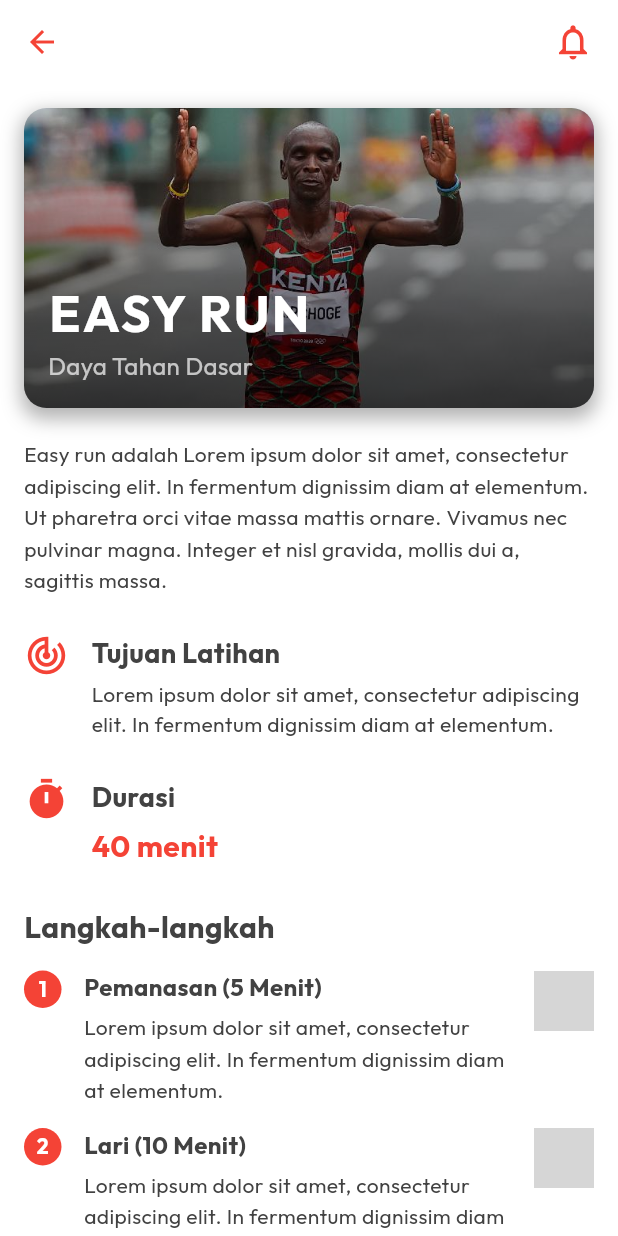
After one commit to aansyawaluddin/Run_Mates, a Flutter app: the ProgramDetailPage screen opened directly, on a phone screen of 412 x 824 dp. The commit adds this screen. Run offline on Flutter 3.47's test engine with Material 3 defaults, Android fonts, the phone set to English and light mode, and no system bars; our stand-ins replace confetti, flutter_local_notifications, font_awesome_flutter, google_fonts, numberpicker, permission_handler; grey boxes are pictures that could not be loaded.

Commit message:
page detail program day

```diff
--- a/lib/page/login/signUp.dart
+++ b/lib/page/login/signUp.dart
@@ -52,8 +52,6 @@ class SignUp extends StatelessWidget {
                           color: Colors.black,
                           fontSize: 40,
                           fontWeight: FontWeight.bold,
-                          // Menggunakan font yang sama dengan desain jika Fugaz One diterapkan di sana
-                          fontFamily: GoogleFonts.fugazOne().fontFamily,
                         ),
                       ),
                     ),
--- /dev/null
+++ b/lib/page/main/detailProgram.dart
@@ -0,0 +1,337 @@
+import 'package:flutter/material.dart';
+
+class ProgramDetailPage extends StatelessWidget {
+  const ProgramDetailPage({super.key});
+
+  @override
+  Widget build(BuildContext context) {
+    const Color primaryRed = Color(0xFFF44336);
+    const Color darkGrey = Color(0xFF424242);
+
+    return Scaffold(
+      backgroundColor: Colors.white,
+      appBar: AppBar(
+        backgroundColor: Colors.white,
+        elevation: 0,
+        leading: IconButton(
+          icon: const Icon(Icons.arrow_back, color: primaryRed),
+          onPressed: () {
+            Navigator.pop(context);
+          },
+        ),
+        title: const Text(
+          '', // Judul AppBar kosong sesuai desain
+          style: TextStyle(color: primaryRed),
+        ),
+        centerTitle: true,
+        actions: const [
+          Padding(
+            padding: EdgeInsets.only(right: 16.0),
+            child: Icon(Icons.notifications_none, color: primaryRed, size: 28),
+          ),
+        ],
+      ),
+      body: SingleChildScrollView(
+        padding: const EdgeInsets.all(16.0),
+        child: Column(
+          crossAxisAlignment: CrossAxisAlignment.start,
+          children: [
+            // --- Bagian Gambar Header ---
+            Container(
+              height: 200,
+              width: double.infinity,
+              decoration: BoxDecoration(
+                borderRadius: BorderRadius.circular(15),
+                boxShadow: [
+                  BoxShadow(
+                    color: Colors.black.withOpacity(0.3),
+                    spreadRadius: 2,
+                    blurRadius: 10,
+                    offset: const Offset(0, 5),
+                  ),
+                ],
+              ),
+              child: ClipRRect(
+                borderRadius: BorderRadius.circular(15),
+                child: Stack(
+                  children: [
+                    Image.asset(
+                      'assets/images/detail.jpg',
+                      fit: BoxFit.cover,
+                      width: double.infinity,
+                      height: double.infinity,
+                      errorBuilder: (context, error, stackTrace) {
+                        return Container(
+                          color: Colors.grey,
+                          child: const Center(
+                            child: Text(
+                              "Gambar Tidak Ditemukan",
+                              style: TextStyle(color: Colors.white),
+                            ),
+                          ),
+                        );
+                      },
+                    ),
+                    Container(
+                      decoration: BoxDecoration(
+                        gradient: LinearGradient(
+                          begin: Alignment.topCenter,
+                          end: Alignment.bottomCenter,
+                          colors: [
+                            Colors.black.withOpacity(0.1),
+                            Colors.black.withOpacity(0.7),
+                          ],
+                        ),
+                      ),
+                    ),
+                    const Padding(
+                      padding: EdgeInsets.all(16.0),
+                      child: Column(
+                        mainAxisAlignment: MainAxisAlignment.end,
+                        crossAxisAlignment: CrossAxisAlignment.start,
+                        children: [
+                          Text(
+                            'EASY RUN',
+                            style: TextStyle(
+                              color: Colors.white,
+                              fontSize: 34,
+                              fontWeight: FontWeight.bold,
+                              letterSpacing: 1.5,
+                            ),
+                          ),
+                          Text(
+                            'Daya Tahan Dasar',
+                            style: TextStyle(
+                              color: Colors.white70,
+                              fontSize: 16,
+                            ),
+                          ),
+                        ],
+                      ),
+                    ),
+                  ],
+                ),
+              ),
+            ),
+            const SizedBox(height: 20),
+
+            // --- Deskripsi Latihan ---
+            Text(
+              'Easy run adalah Lorem ipsum dolor sit amet, consectetur adipiscing elit. In fermentum dignissim diam at elementum. Ut pharetra orci vitae massa mattis ornare. Vivamus nec pulvinar magna. Integer et nisl gravida, mollis dui a, sagittis massa.',
+              style: TextStyle(color: darkGrey, fontSize: 14, height: 1.5),
+            ),
+            const SizedBox(height: 25),
+
+            // --- Tujuan Latihan ---
+            _buildInfoSection(
+              icon: Icons.track_changes, // Ikon target
+              title: 'Tujuan Latihan',
+              description:
+                  'Lorem ipsum dolor sit amet, consectetur adipiscing elit. In fermentum dignissim diam at elementum.',
+              iconColor: primaryRed,
+            ),
+            const SizedBox(height: 25),
+
+            // --- Durasi Latihan ---
+            _buildInfoSection(
+              icon: Icons.timer, // Ikon durasi
+              title: 'Durasi',
+              description: '40 menit',
+              isDuration: true, // Untuk styling khusus durasi
+              iconColor: primaryRed,
+              durationColor: primaryRed,
+            ),
+            const SizedBox(height: 25),
+
+            // --- Langkah-langkah Latihan ---
+            Text(
+              'Langkah-langkah',
+              style: TextStyle(
+                color: darkGrey,
+                fontSize: 20,
+                fontWeight: FontWeight.bold,
+              ),
+            ),
+            const SizedBox(height: 15),
+            _buildStepCard(
+              stepNumber: 1,
+              stepTitle: 'Pemanasan (5 Menit)',
+              stepDescription:
+                  'Lorem ipsum dolor sit amet, consectetur adipiscing elit. In fermentum dignissim diam at elementum.',
+              iconPath:
+                  'assets/icons/warmup_icon.png', // Ganti dengan path ikon pemanasan
+            ),
+            _buildStepCard(
+              stepNumber: 2,
+              stepTitle: 'Lari (10 Menit)',
+              stepDescription:
+                  'Lorem ipsum dolor sit amet, consectetur adipiscing elit. In fermentum dignissim diam at elementum.',
+              iconPath:
+                  'assets/icons/run_icon.png', // Ganti dengan path ikon lari
+            ),
+            _buildStepCard(
+              stepNumber: 3,
+              stepTitle: 'Pendinginan (10 Menit)',
+              stepDescription:
+                  'Lorem ipsum dolor sit amet, consectetur adipiscing elit. In fermentum dignissim diam at elementum.',
+              iconPath:
+                  'assets/icons/cooldown_icon.png', // Ganti dengan path ikon pendinginan
+            ),
+            const SizedBox(height: 30),
+
+            // --- Tombol Selesai ---
+            SizedBox(
+              width: double.infinity,
+              height: 60,
+              child: ElevatedButton(
+                onPressed: () {
+                  // Aksi saat tombol selesai ditekan
+                  print('Latihan selesai!');
+                  Navigator.pop(context); // Kembali atau ke halaman berikutnya
+                },
+                style: ElevatedButton.styleFrom(
+                  backgroundColor: primaryRed,
+                  shape: RoundedRectangleBorder(
+                    borderRadius: BorderRadius.circular(15),
+                  ),
+                  elevation: 5,
+                ),
+                child: const Text(
+                  'Selesai',
+                  style: TextStyle(
+                    color: Colors.white,
+                    fontSize: 20,
+                    fontWeight: FontWeight.bold,
+                  ),
+                ),
+              ),
+            ),
+            const SizedBox(
+              height: 20,
+            ), // Tambahkan ruang di bagian bawah tombol
+          ],
+        ),
+      ),
+    );
+  }
+
+  // Widget untuk bagian "Tujuan Latihan" dan "Durasi"
+  Widget _buildInfoSection({
+    required IconData icon,
+    required String title,
+    required String description,
+    required Color iconColor,
+    Color? durationColor,
+    bool isDuration = false,
+  }) {
+    const Color darkGrey = Color(0xFF424242);
+    return Row(
+      crossAxisAlignment: CrossAxisAlignment.start,
+      children: [
+        Icon(icon, color: iconColor, size: 30),
+        const SizedBox(width: 15),
+        Expanded(
+          child: Column(
+            crossAxisAlignment: CrossAxisAlignment.start,
+            children: [
+              Text(
+                title,
+                style: TextStyle(
+                  color: darkGrey,
+                  fontSize: 18,
+                  fontWeight: FontWeight.bold,
+                ),
+              ),
+              const SizedBox(height: 5),
+              Text(
+                description,
+                style: TextStyle(
+                  color: isDuration ? (durationColor ?? darkGrey) : darkGrey,
+                  fontSize: isDuration ? 20 : 14,
+                  fontWeight: isDuration ? FontWeight.bold : FontWeight.normal,
+                ),
+              ),
+            ],
+          ),
+        ),
+      ],
+    );
+  }
+
+  // Widget untuk setiap langkah latihan
+  Widget _buildStepCard({
+    required int stepNumber,
+    required String stepTitle,
+    required String stepDescription,
+    required String iconPath,
+  }) {
+    const Color primaryRed = Color(0xFFF44336);
+    const Color darkGrey = Color(0xFF424242);
+
+    return Padding(
+      padding: const EdgeInsets.only(bottom: 15.0),
+      child: Row(
+        crossAxisAlignment: CrossAxisAlignment.start,
+        children: [
+          // Nomor Langkah
+          Container(
+            width: 25,
+            height: 25,
+            decoration: BoxDecoration(
+              color: primaryRed,
+              shape: BoxShape.circle,
+            ),
+            child: Center(
+              child: Text(
+                stepNumber.toString(),
+                style: const TextStyle(
+                  color: Colors.white,
+                  fontWeight: FontWeight.bold,
+                  fontSize: 14,
+                ),
+              ),
+            ),
+          ),
+          const SizedBox(width: 15),
+          Expanded(
+            child: Column(
+              crossAxisAlignment: CrossAxisAlignment.start,
+              children: [
+                Text(
+                  stepTitle,
+                  style: TextStyle(
+                    color: darkGrey,
+                    fontSize: 16,
+                    fontWeight: FontWeight.bold,
+                  ),
+                ),
+                const SizedBox(height: 4),
+                Text(
+                  stepDescription,
+                  style: TextStyle(color: darkGrey, fontSize: 14, height: 1.5),
+                ),
+              ],
+            ),
+          ),
+          const SizedBox(width: 15),
+          // Ikon di sisi kanan
+          // Untuk menggunakan Image.asset, pastikan Anda memiliki gambar di folder 'assets/icons/'
+          // dan mendeklarasikannya di pubspec.yaml
+          Image.asset(
+            iconPath,
+            width: 40,
+            height: 40,
+            color: primaryRed, // Aplikasikan warna merah ke ikon
+            errorBuilder: (context, error, stackTrace) {
+              return const Icon(
+                Icons.fitness_center,
+                color: primaryRed,
+                size: 40,
+              ); // Ikon fallback
+            },
+          ),
+        ],
+      ),
+    );
+  }
+}
--- a/lib/page/main/programDay.dart
+++ b/lib/page/main/programDay.dart
@@ -1,4 +1,5 @@
 import 'package:flutter/material.dart';
+import 'package:runmates/page/main/detailProgram.dart';
 
 class ProgramDayPage extends StatelessWidget {
   final int weekNumber;
@@ -11,9 +12,9 @@ class ProgramDayPage extends StatelessWidget {
   });
 
   final List<Map<String, dynamic>> dailyWorkouts = const [
-    {'day': 'Senin', 'title': 'Easy Run', 'isCompleted': true},
-    {'day': 'Selasa', 'title': 'Short Train', 'isCompleted': true},
-    {'day': 'Rabu', 'title': 'Tempo Run', 'isCompleted': true},
+    {'day': 'Senin', 'title': 'Easy Run', 'isCompleted': false},
+    {'day': 'Selasa', 'title': 'Short Train', 'isCompleted': false},
+    {'day': 'Rabu', 'title': 'Tempo Run', 'isCompleted': false},
     {'day': 'Kamis', 'title': 'Interval Run', 'isCompleted': false},
     {'day': 'Jumat', 'title': 'Interval Run', 'isCompleted': false},
     {'day': 'Sabtu', 'title': 'Interval Run', 'isCompleted': false},
@@ -64,8 +65,8 @@ class ProgramDayPage extends StatelessWidget {
             title: workout['title'] as String,
             isCompleted: workout['isCompleted'] as bool,
             onTap: () {
-              print(
-                'Mulai latihan ${workout['title']} pada hari ${workout['day']} (Week $weekNumber)',
+              Navigator.of(context).push(
+                MaterialPageRoute(builder: (context) => ProgramDetailPage()),
               );
             },
           );
@@ -83,7 +84,7 @@ class ProgramDayPage extends StatelessWidget {
     const Color primaryRed = Color(0xFFF44336);
 
     final Color cardColor = isCompleted ? primaryRed : Colors.white;
-    final Color textColor = isCompleted ? Colors.white : Colors.black;
+    final Color textColor = isCompleted ? Colors.white : primaryRed;
     final Border? border = isCompleted
         ? null
         : Border.all(color: primaryRed, width: 1.5);
--- a/lib/page/main/programWeek.dart
+++ b/lib/page/main/programWeek.dart
@@ -59,7 +59,6 @@ class ProgramWeekPage extends StatelessWidget {
                   onPressed: isEnabled
                       ? () {
                           final int selectedWeek = item['pekan'] as int;
-                          // kirim weekNumber dan totalWeeks ke ProgramDayPage
                           Navigator.push(
                             context,
                             MaterialPageRoute(
--- a/lib/permission/notifPermission.dart
+++ b/lib/permission/notifPermission.dart
@@ -9,61 +9,17 @@ class NotificationPermissionScreen extends StatelessWidget {
 
   Future<void> _requestNotificationPermission(BuildContext context) async {
     try {
-      final status = await Permission.notification.status;
-
-      if (status.isGranted) {
-        ScaffoldMessenger.of(context).showSnackBar(
-          const SnackBar(content: Text('Notifikasi sudah diizinkan')),
-        );
-        _goToNextPage(context);
-        return;
-      }
-
       final result = await Permission.notification.request();
 
       if (result.isGranted) {
         ScaffoldMessenger.of(context).showSnackBar(
           const SnackBar(content: Text('Terima kasih — notifikasi diaktifkan')),
         );
+
+        await _showTestNotification(context);
+
         _goToNextPage(context);
       } else if (result.isPermanentlyDenied) {
-        final open = await showDialog<bool>(
-          context: context,
-          builder: (ctx) => AlertDialog(
-            title: const Text('Izinkan di Pengaturan'),
-            content: const Text(
-              'Kamu sudah menolak izin notifikasi. Buka pengaturan aplikasi untuk mengaktifkan notifikasi.',
-            ),
-            actions: [
-              TextButton(
-                onPressed: () => Navigator.of(ctx).pop(false),
-                child: const Text('Batal'),
-              ),
-              TextButton(
-                onPressed: () => Navigator.of(ctx).pop(true),
-                child: const Text('Buka Pengaturan'),
-              ),
-            ],
-          ),
-        );
-
-        if (open == true) {
-          await openAppSettings();
-
-          final newStatus = await Permission.notification.status;
-          if (newStatus.isGranted) {
-            ScaffoldMessenger.of(context).showSnackBar(
-              const SnackBar(
-                content: Text('Notifikasi diaktifkan lewat Pengaturan'),
-              ),
-            );
-            _goToNextPage(context);
-          } else {
-            ScaffoldMessenger.of(context).showSnackBar(
-              const SnackBar(content: Text('Notifikasi masih belum diizinkan')),
-            );
-          }
-        }
       } else {
         ScaffoldMessenger.of(context).showSnackBar(
           const SnackBar(content: Text('Izin notifikasi tidak diberikan')),
@@ -91,20 +47,17 @@ class NotificationPermissionScreen extends StatelessWidget {
       return;
     }
 
-    // panggil service untuk menampilkan notifikasi
     await NotifiService().showNotification(
-      100, // id
-      'Tes Notifikasi — RunMates',
-      'Ini adalah notifikasi test. Mantap!',
-    );
-    ScaffoldMessenger.of(context).showSnackBar(
-      const SnackBar(content: Text('Notifikasi dikirim (cek tray)')),
+      100,
+      'RunMates',
+      'Program anda sudah dibuat',
     );
   }
 
   @override
   Widget build(BuildContext context) {
     final screenWidth = MediaQuery.of(context).size.width;
+
     return Scaffold(
       backgroundColor: const Color(0XFFFAFAFA),
       body: SafeArea(
@@ -137,6 +90,7 @@ class NotificationPermissionScreen extends StatelessWidget {
                 ),
               ),
               const SizedBox(height: 20),
+
               const Text(
                 'Aktifkan \nnotifikasi yuk',
                 style: TextStyle(
@@ -146,33 +100,45 @@ class NotificationPermissionScreen extends StatelessWidget {
                   height: 1.1,
                 ),
               ),
+
               const SizedBox(height: 12),
+
               const Text(
                 'Biar RunMates bisa ingetin kamu tentang latihan kamu',
                 style: TextStyle(color: Colors.black, fontSize: 17),
               ),
+
               const SizedBox(height: 40),
+
               NotificationCard(
                 title: 'Waktunya lari harian kamu',
                 description:
                     'Lari 30 menit aja udah cukup buat jaga kebugaran dan progress menuju target bulanan kamu',
               ),
+
               const SizedBox(height: 16),
+
               NotificationCard(
                 title: 'Tinggal 5 km lagi menuju target kamu!',
                 description:
                     'Lari sebentar hari ini bisa bantu kamu capai target bulanan kamu lho',
               ),
+
               const Spacer(),
-              // Tombol test + izin
-              Row(
-                mainAxisAlignment: MainAxisAlignment.center,
-                children: [
-                  SizedBox(
-                    width: screenWidth * 0.4,
+
+              Center(
+                child: Padding(
+                  padding: const EdgeInsets.symmetric(
+                    horizontal: 32.0,
+                    vertical: 24,
+                  ),
+                  child: SizedBox(
+                    width: screenWidth * 0.6,
                     height: 56,
                     child: ElevatedButton(
-                      onPressed: () => _requestNotificationPermission(context),
+                      onPressed: () {
+                        _requestNotificationPermission(context);
+                      },
                       style: ElevatedButton.styleFrom(
                         backgroundColor: Color(0XFFFF5050),
                         foregroundColor: Colors.black,
@@ -182,42 +148,17 @@ class NotificationPermissionScreen extends StatelessWidget {
                         elevation: 6,
                       ),
                       child: const Text(
-                        "Izinkan Notifikasi",
+                        "Continue",
                         style: TextStyle(
-                          fontSize: 16,
+                          fontSize: 20,
                           fontWeight: FontWeight.bold,
                           color: Colors.white,
                         ),
                       ),
                     ),
                   ),
-                  const SizedBox(width: 16),
-                  SizedBox(
-                    width: screenWidth * 0.35,
-                    height: 56,
-                    child: ElevatedButton(
-                      onPressed: () => _showTestNotification(context),
-                      style: ElevatedButton.styleFrom(
-                        backgroundColor: Colors.white24,
-                        foregroundColor: Colors.white,
-                        shape: RoundedRectangleBorder(
-                          borderRadius: BorderRadius.circular(40),
-                        ),
-                        elevation: 4,
-                      ),
-                      child: const Text(
-                        "Tes Notifikasi",
-                        style: TextStyle(
-                          fontSize: 16,
-                          fontWeight: FontWeight.bold,
-                          color: Colors.white,
-                        ),
-                      ),
-                    ),
-                  ),
-                ],
+                ),
               ),
-              const SizedBox(height: 24),
             ],
           ),
         ),
--- a/pubspec.yaml
+++ b/pubspec.yaml
@@ -40,6 +40,7 @@ flutter:
     - assets/images/running_tips.png
     - assets/logo.png
     - assets/google.png
+    - assets/images/detail.jpg
 
   fonts:
     - family: Outfit
```
Also changed, not shown: assets/images/detail.jpg (added).
